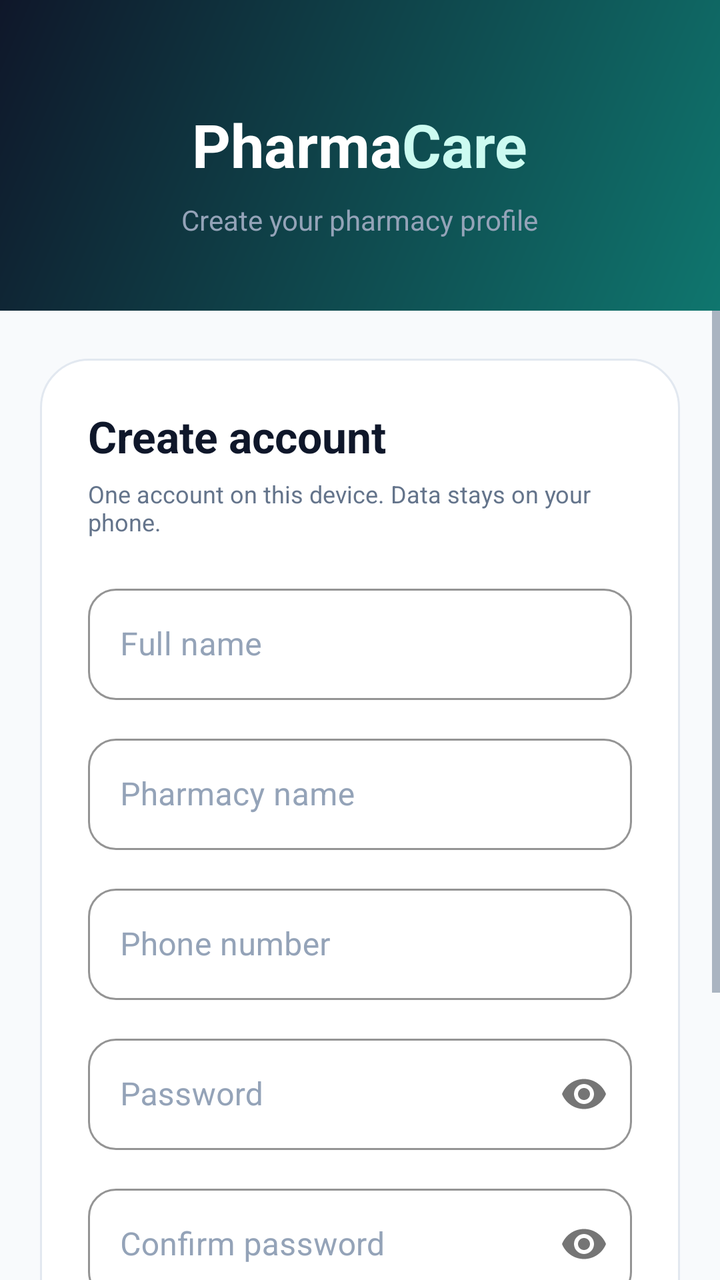
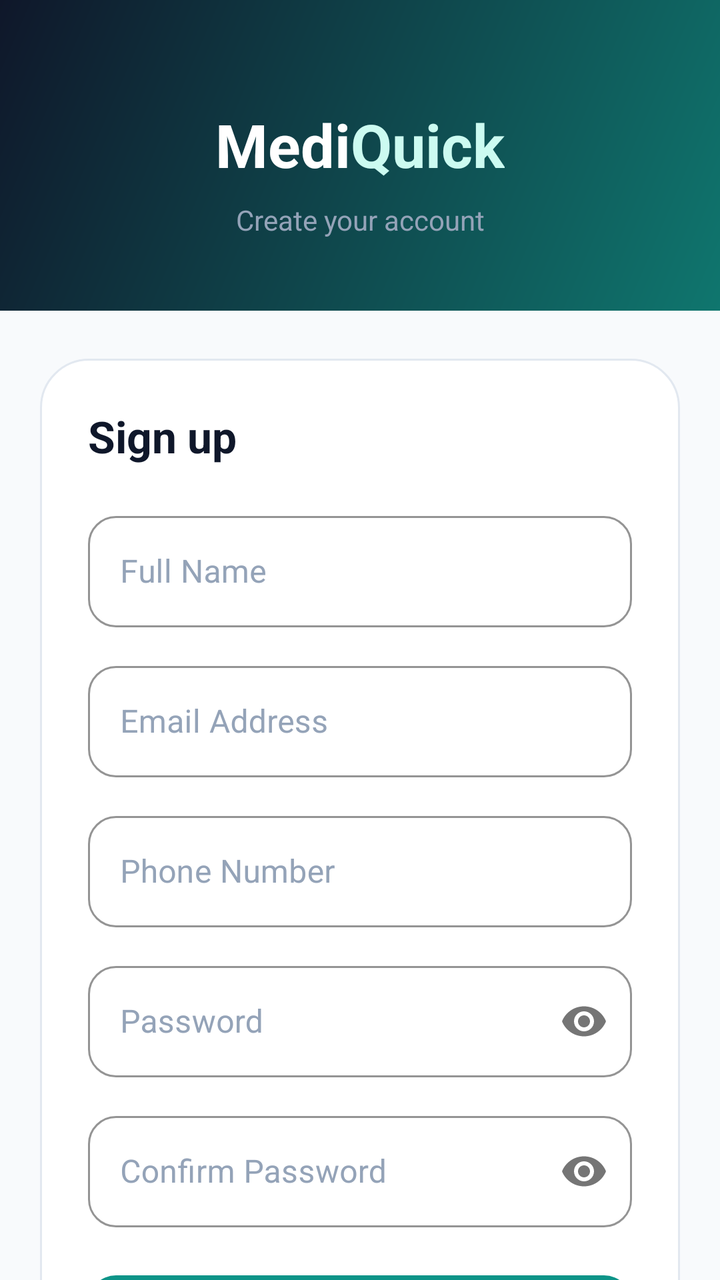

Two renders of the same Android screen: before a commit and after it. Below are the layout's source before the change and the commit's diff.
<!-- AndroidManifest.xml: application theme Theme.MediQuick -->
<!-- res/layout/activity_sign_up.xml -->
<?xml version="1.0" encoding="utf-8"?>
<LinearLayout xmlns:android="http://schemas.android.com/apk/res/android"
    xmlns:app="http://schemas.android.com/apk/res-auto"
    android:layout_width="match_parent"
    android:layout_height="match_parent"
    android:background="@color/surface"
    android:orientation="vertical">

    <LinearLayout
        android:layout_width="match_parent"
        android:layout_height="wrap_content"
        android:background="@drawable/bg_header_gradient"
        android:gravity="center"
        android:orientation="vertical"
        android:paddingHorizontal="28dp"
        android:paddingTop="52dp"
        android:paddingBottom="36dp">

        <LinearLayout
            android:layout_width="wrap_content"
            android:layout_height="wrap_content"
            android:orientation="horizontal">

            <TextView
                android:layout_width="wrap_content"
                android:layout_height="wrap_content"
                android:text="Pharma"
                android:textColor="@color/white"
                android:textSize="30sp"
                android:textStyle="bold" />

            <TextView
                android:layout_width="wrap_content"
                android:layout_height="wrap_content"
                android:text="Care"
                android:textColor="@color/green_light"
                android:textSize="30sp"
                android:textStyle="bold" />
        </LinearLayout>

        <TextView
            android:layout_width="wrap_content"
            android:layout_height="wrap_content"
            android:layout_marginTop="8dp"
            android:gravity="center"
            android:text="@string/setup_profile"
            android:textColor="@color/text_on_header_muted"
            android:textSize="14sp" />
    </LinearLayout>

    <ScrollView
        android:layout_width="match_parent"
        android:layout_height="0dp"
        android:layout_weight="1">

        <LinearLayout
            android:layout_width="match_parent"
            android:layout_height="wrap_content"
            android:orientation="vertical"
            android:paddingHorizontal="20dp"
            android:paddingTop="24dp"
            android:paddingBottom="32dp">

            <LinearLayout
                android:layout_width="match_parent"
                android:layout_height="wrap_content"
                android:background="@drawable/bg_auth_card"
                android:orientation="vertical"
                android:padding="24dp">

                <TextView
                    android:layout_width="wrap_content"
                    android:layout_height="wrap_content"
                    android:layout_marginBottom="6dp"
                    android:text="@string/sign_up"
                    android:textColor="@color/navy"
                    android:textSize="22sp"
                    android:textStyle="bold" />

                <TextView
                    android:layout_width="wrap_content"
                    android:layout_height="wrap_content"
                    android:layout_marginBottom="20dp"
                    android:text="@string/signup_disclaimer"
                    android:textColor="@color/text_secondary"
                    android:textSize="12sp" />

                <com.google.android.material.textfield.TextInputLayout
                    android:id="@+id/tilName"
                    style="@style/InputLayout"
                    android:layout_width="match_parent"
                    android:layout_height="wrap_content"
                    android:layout_marginBottom="14dp"
                    android:hint="@string/full_name">

                    <com.google.android.material.textfield.TextInputEditText
                        android:id="@+id/etName"
                        android:layout_width="match_parent"
                        android:layout_height="wrap_content"
                        android:inputType="textPersonName"
                        android:maxLines="1"
                        android:textColor="@color/black" />
                </com.google.android.material.textfield.TextInputLayout>

                <com.google.android.material.textfield.TextInputLayout
                    android:id="@+id/tilPharmacy"
                    style="@style/InputLayout"
                    android:layout_width="match_parent"
                    android:layout_height="wrap_content"
                    android:layout_marginBottom="14dp"
                    android:hint="@string/pharmacy_name">

                    <com.google.android.material.textfield.TextInputEditText
                        android:id="@+id/etPharmacy"
                        android:layout_width="match_parent"
                        android:layout_height="wrap_content"
                        android:inputType="textCapWords"
                        android:maxLines="1"
                        android:textColor="@color/black" />
                </com.google.android.material.textfield.TextInputLayout>

                <com.google.android.material.textfield.TextInputLayout
                    android:id="@+id/tilPhone"
                    style="@style/InputLayout"
                    android:layout_width="match_parent"
                    android:layout_height="wrap_content"
                    android:layout_marginBottom="14dp"
                    android:hint="@string/phone_number">

                    <com.google.android.material.textfield.TextInputEditText
                        android:id="@+id/etPhone"
                        android:layout_width="match_parent"
                        android:layout_height="wrap_content"
                        android:inputType="phone"
                        android:maxLines="1"
                        android:textColor="@color/black" />
                </com.google.android.material.textfield.TextInputLayout>

                <com.google.android.material.textfield.TextInputLayout
                    android:id="@+id/tilPassword"
                    style="@style/InputLayout"
                    android:layout_width="match_parent"
                    android:layout_height="wrap_content"
                    android:layout_marginBottom="14dp"
                    android:hint="@string/password"
                    app:passwordToggleEnabled="true">

                    <com.google.android.material.textfield.TextInputEditText
                        android:id="@+id/etPassword"
                        android:layout_width="match_parent"
                        android:layout_height="wrap_content"
                        android:inputType="textPassword"
                        android:maxLines="1"
                        android:textColor="@color/black" />
                </com.google.android.material.textfield.TextInputLayout>

                <com.google.android.material.textfield.TextInputLayout
                    android:id="@+id/tilConfirm"
                    style="@style/InputLayout"
                    android:layout_width="match_parent"
                    android:layout_height="wrap_content"
                    android:layout_marginBottom="24dp"
                    android:hint="@string/confirm_password"
                    app:passwordToggleEnabled="true">

                    <com.google.android.material.textfield.TextInputEditText
                        android:id="@+id/etConfirm"
                        android:layout_width="match_parent"
                        android:layout_height="wrap_content"
                        android:inputType="textPassword"
                        android:maxLines="1"
                        android:textColor="@color/black" />
                </com.google.android.material.textfield.TextInputLayout>

                <TextView
                    android:id="@+id/tvError"
                    android:layout_width="match_parent"
                    android:layout_height="wrap_content"
                    android:layout_marginBottom="12dp"
                    android:text=""
                    android:textColor="@color/error"
                    android:textSize="13sp"
                    android:visibility="gone" />

                <Button
                    android:id="@+id/btnSignUp"
                    style="@style/Widget.MaterialComponents.Button.UnelevatedButton"
                    android:layout_width="match_parent"
                    android:layout_height="54dp"
                    android:background="@drawable/bg_green_button"
                    android:text="@string/sign_up"
                    android:textColor="@color/white"
                    android:textSize="15sp"
                    android:textStyle="bold" />

                <View
                    android:layout_width="match_parent"
                    android:layout_height="1dp"
                    android:layout_marginVertical="20dp"
                    android:background="@color/border" />

                <TextView
                    android:id="@+id/tvGoSignIn"
                    android:layout_width="match_parent"
                    android:layout_height="wrap_content"
                    android:clickable="true"
                    android:focusable="true"
                    android:gravity="center"
                    android:text="@string/already_have_account"
                    android:textColor="@color/green_primary"
                    android:textSize="14sp"
                    android:textStyle="bold" />
            </LinearLayout>
        </LinearLayout>
    </ScrollView>
</LinearLayout>
<!-- resources referenced by this layout -->
<resources>
  <color name="black">#0F172A</color>
  <color name="border">#E2E8F0</color>
  <color name="error">#DC2626</color>
  <color name="green_light">#CCFBF1</color>
  <color name="green_primary">#0D9488</color>
  <color name="navy">#0F172A</color>
  <color name="surface">#F8FAFC</color>
  <color name="text_on_header_muted">#94A3B8</color>
  <color name="text_secondary">#64748B</color>
  <color name="white">#FFFFFF</color>
  <!-- drawable bg_auth_card (drawable) -->
  <?xml version="1.0" encoding="utf-8"?>
  <shape xmlns:android="http://schemas.android.com/apk/res/android"
      android:shape="rectangle">
      <solid android:color="@color/white" />
      <corners android:radius="24dp" />
      <stroke
          android:width="1dp"
          android:color="@color/border" />
  </shape>
  <!-- drawable bg_green_button (drawable) -->
  <?xml version="1.0" encoding="utf-8"?>
  <ripple xmlns:android="http://schemas.android.com/apk/res/android"
      android:color="#40FFFFFF">
      <item>
          <shape android:shape="rectangle">
              <solid android:color="@color/green_primary" />
              <corners android:radius="14dp" />
          </shape>
      </item>
  </ripple>
  <!-- drawable bg_header_gradient (drawable) -->
  <?xml version="1.0" encoding="utf-8"?>
  <shape xmlns:android="http://schemas.android.com/apk/res/android"
      android:shape="rectangle">
      <gradient
          android:angle="135"
          android:endColor="@color/navy"
          android:startColor="@color/green_dark"
          android:type="linear" />
  </shape>
  <string name="already_have_account">Already have an account? Sign in</string>
  <string name="confirm_password">Confirm password</string>
  <string name="full_name">Full name</string>
  <string name="password">Password</string>
  <string name="pharmacy_name">Pharmacy name</string>
  <string name="phone_number">Phone number</string>
  <string name="setup_profile">Create your pharmacy profile</string>
  <string name="sign_up">Create account</string>
  <string name="signup_disclaimer">One account on this device. Data stays on your phone.</string>
  <style name="InputLayout" parent="Widget.MaterialComponents.TextInputLayout.OutlinedBox">
          <item name="boxStrokeColor">@color/border</item>
          <item name="hintTextColor">@color/text_secondary</item>
          <item name="boxCornerRadiusTopStart">14dp</item>
          <item name="boxCornerRadiusTopEnd">14dp</item>
          <item name="boxCornerRadiusBottomStart">14dp</item>
          <item name="boxCornerRadiusBottomEnd">14dp</item>
          <item name="boxBackgroundColor">@color/white</item>
          <item name="android:textColorHint">@color/text_hint</item>
      </style>
  <color name="green_dark">#0F766E</color>
  <color name="text_hint">#94A3B8</color>
  <color name="accent_blue">#0284C7</color>
  <color name="surface_elevated">#FFFFFF</color>
  <!-- unchanged entries left out for length: 1 -->
</resources>

<!-- the commit's change to res/layout/activity_sign_up.xml (unified diff, before → after) -->
@@ -24,7 +24,7 @@
             <TextView
                 android:layout_width="wrap_content"
                 android:layout_height="wrap_content"
-                android:text="Pharma"
+                android:text="Medi"
                 android:textColor="@color/white"
                 android:textSize="30sp"
                 android:textStyle="bold" />
@@ -32,7 +32,7 @@
             <TextView
                 android:layout_width="wrap_content"
                 android:layout_height="wrap_content"
-                android:text="Care"
+                android:text="Quick"
                 android:textColor="@color/green_light"
                 android:textSize="30sp"
                 android:textStyle="bold" />
@@ -43,12 +43,12 @@
             android:layout_height="wrap_content"
             android:layout_marginTop="8dp"
             android:gravity="center"
-            android:text="@string/setup_profile"
+            android:text="Create your account"
             android:textColor="@color/text_on_header_muted"
             android:textSize="14sp" />
     </LinearLayout>
 
-    <ScrollView
+    <androidx.core.widget.NestedScrollView
         android:layout_width="match_parent"
         android:layout_height="0dp"
         android:layout_weight="1">
@@ -71,27 +71,19 @@
                 <TextView
                     android:layout_width="wrap_content"
                     android:layout_height="wrap_content"
-                    android:layout_marginBottom="6dp"
-                    android:text="@string/sign_up"
+                    android:layout_marginBottom="20dp"
+                    android:text="Sign up"
                     android:textColor="@color/navy"
                     android:textSize="22sp"
                     android:textStyle="bold" />
 
-                <TextView
-                    android:layout_width="wrap_content"
-                    android:layout_height="wrap_content"
-                    android:layout_marginBottom="20dp"
-                    android:text="@string/signup_disclaimer"
-                    android:textColor="@color/text_secondary"
-                    android:textSize="12sp" />
-
                 <com.google.android.material.textfield.TextInputLayout
                     android:id="@+id/tilName"
                     style="@style/InputLayout"
                     android:layout_width="match_parent"
                     android:layout_height="wrap_content"
                     android:layout_marginBottom="14dp"
-                    android:hint="@string/full_name">
+                    android:hint="Full Name">
 
                     <com.google.android.material.textfield.TextInputEditText
                         android:id="@+id/etName"
@@ -103,18 +95,18 @@
                 </com.google.android.material.textfield.TextInputLayout>
 
                 <com.google.android.material.textfield.TextInputLayout
-                    android:id="@+id/tilPharmacy"
-                    style="@style/InputLayout"
-                    android:layout_width="match_parent"
-                    android:layout_height="wrap_content"
-                    android:layout_marginBottom="14dp"
-                    android:hint="@string/pharmacy_name">
-
-                    <com.google.android.material.textfield.TextInputEditText
-                        android:id="@+id/etPharmacy"
-                        android:layout_width="match_parent"
-                        android:layout_height="wrap_content"
-                        android:inputType="textCapWords"
+                    android:id="@+id/tilEmail"
+                    style="@style/InputLayout"
+                    android:layout_width="match_parent"
+                    android:layout_height="wrap_content"
+                    android:layout_marginBottom="14dp"
+                    android:hint="Email Address">
+
+                    <com.google.android.material.textfield.TextInputEditText
+                        android:id="@+id/etEmail"
+                        android:layout_width="match_parent"
+                        android:layout_height="wrap_content"
+                        android:inputType="textEmailAddress"
                         android:maxLines="1"
                         android:textColor="@color/black" />
                 </com.google.android.material.textfield.TextInputLayout>
@@ -125,7 +117,7 @@
                     android:layout_width="match_parent"
                     android:layout_height="wrap_content"
                     android:layout_marginBottom="14dp"
-                    android:hint="@string/phone_number">
+                    android:hint="Phone Number">
 
                     <com.google.android.material.textfield.TextInputEditText
                         android:id="@+id/etPhone"
@@ -142,7 +134,7 @@
                     android:layout_width="match_parent"
                     android:layout_height="wrap_content"
                     android:layout_marginBottom="14dp"
-                    android:hint="@string/password"
+                    android:hint="Password"
                     app:passwordToggleEnabled="true">
 
                     <com.google.android.material.textfield.TextInputEditText
@@ -160,7 +152,7 @@
                     android:layout_width="match_parent"
                     android:layout_height="wrap_content"
                     android:layout_marginBottom="24dp"
-                    android:hint="@string/confirm_password"
+                    android:hint="Confirm Password"
                     app:passwordToggleEnabled="true">
 
                     <com.google.android.material.textfield.TextInputEditText
@@ -188,7 +180,7 @@
                     android:layout_width="match_parent"
                     android:layout_height="54dp"
                     android:background="@drawable/bg_green_button"
-                    android:text="@string/sign_up"
+                    android:text="SIGN UP"
                     android:textColor="@color/white"
                     android:textSize="15sp"
                     android:textStyle="bold" />
@@ -206,11 +198,11 @@
                     android:clickable="true"
                     android:focusable="true"
                     android:gravity="center"
-                    android:text="@string/already_have_account"
+                    android:text="Already have an account? Sign in"
                     android:textColor="@color/green_primary"
                     android:textSize="14sp"
                     android:textStyle="bold" />
             </LinearLayout>
         </LinearLayout>
-    </ScrollView>
+    </androidx.core.widget.NestedScrollView>
 </LinearLayout>
<!-- resource entries referenced after the edit -->
@@ -41,15 +41,6 @@
           android:startColor="@color/green_dark"
           android:type="linear" />
   </shape>
-  <string name="already_have_account">Already have an account? Sign in</string>
-  <string name="confirm_password">Confirm password</string>
-  <string name="full_name">Full name</string>
-  <string name="password">Password</string>
-  <string name="pharmacy_name">Pharmacy name</string>
-  <string name="phone_number">Phone number</string>
-  <string name="setup_profile">Create your pharmacy profile</string>
-  <string name="sign_up">Create account</string>
-  <string name="signup_disclaimer">One account on this device. Data stays on your phone.</string>
   <style name="InputLayout" parent="Widget.MaterialComponents.TextInputLayout.OutlinedBox">
           <item name="boxStrokeColor">@color/border</item>
           <item name="hintTextColor">@color/text_secondary</item>
